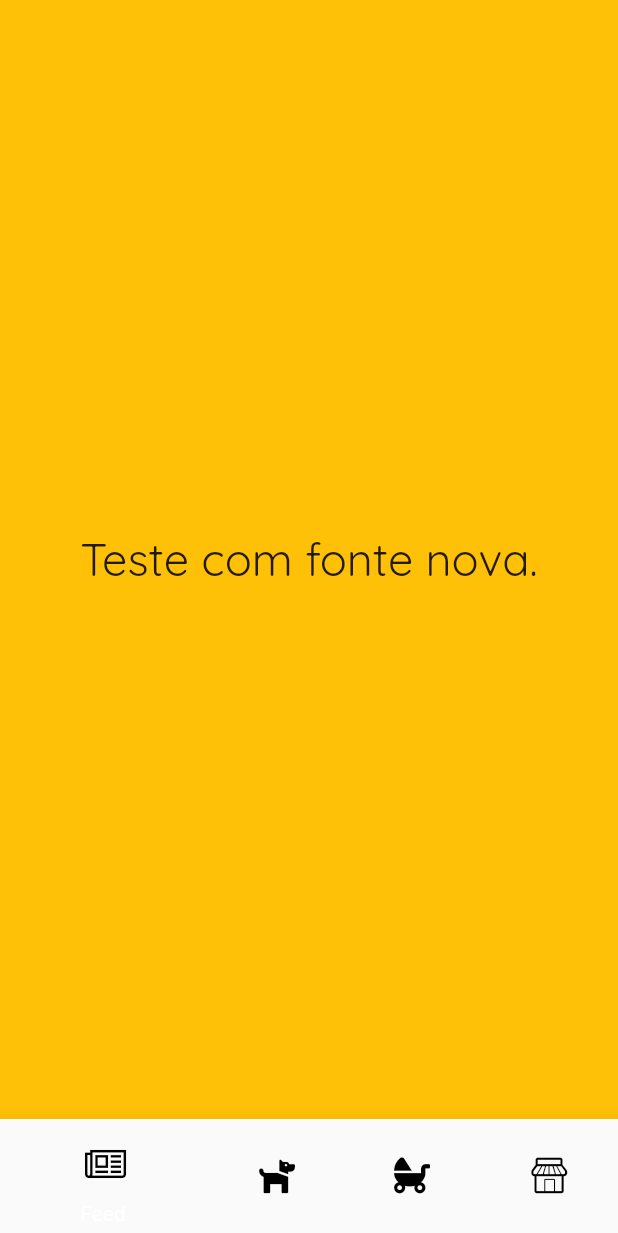
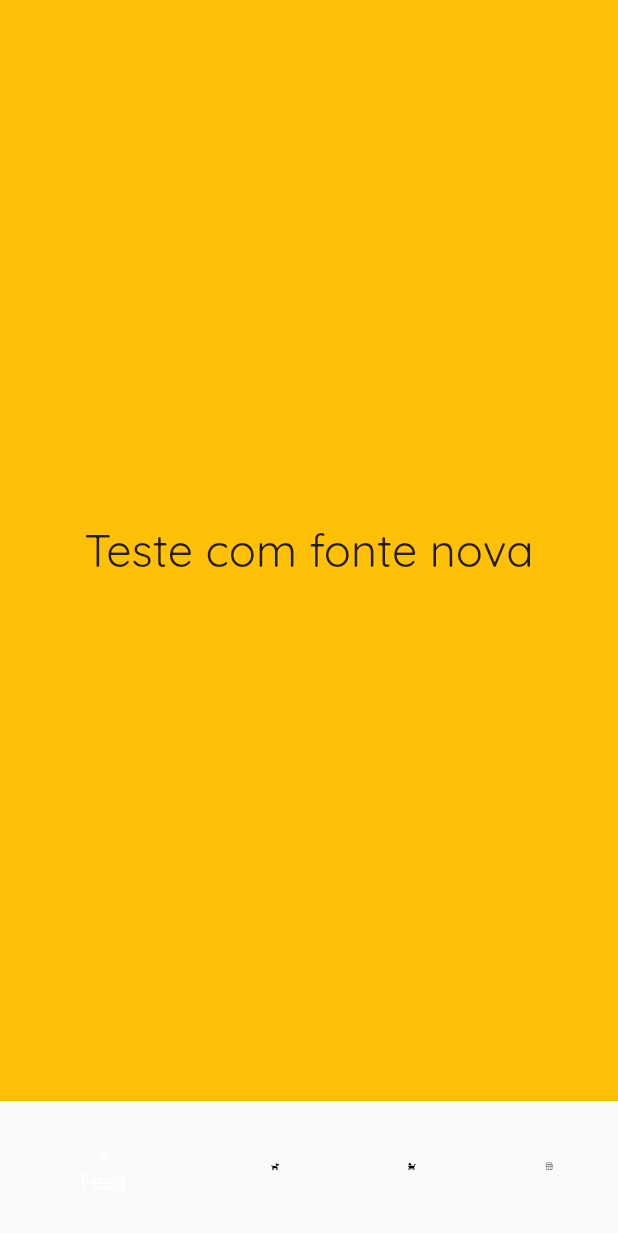
Before and after one commit to giederloreto/MeuGuaipeca, a Flutter app: the screen it shows after launch, on a phone screen of 412 x 824 dp. Shown: the top 1233 px of the screen. Run offline on Flutter 3.47's test engine with Material 2 defaults, Android fonts, the phone set to English and light mode, and no system bars.

Commit message:
estrutura bottom bar

```diff
--- a/lib/presentation/home/home_view.dart
+++ b/lib/presentation/home/home_view.dart
@@ -16,7 +16,7 @@ class _HomeViewState extends State<HomeView> {
         color: Colors.amber,
         child: Center(
           child: Text(
-            'Teste com fonte nova.',
+            'Teste com fonte nova',
             style: TextStyle(
               fontSize: 30,
               fontFamily: 'Quicksand',
@@ -24,25 +24,31 @@ class _HomeViewState extends State<HomeView> {
           ),
         ),
       ),
-      bottomNavigationBar: BottomNavigationBar(
+      bottomNavigationBar: Stack(
+        children: [
+          BottomNavigationBar(
             // showSelectedLabels: false,
             // showUnselectedLabels: false,
+            iconSize: 5,
             items: [
               BottomNavigationBarItem(
                 label: 'Feed',
-            icon: IconButton(
-              icon: const Icon(GuaipecaIcon.newspaper),
+                icon: Padding(
+                  padding: const EdgeInsets.symmetric(vertical: 6),
+                  child: const Icon(GuaipecaIcon.newspaper),
+                ),
+              ),
+              BottomNavigationBarItem(
+                icon: Padding(
+                  padding: const EdgeInsets.symmetric(vertical: 6.0),
+                  child: IconButton(
+                    icon: const Icon(GuaipecaIcon.dog),
                     color: Colors.black,
                     onPressed: () {},
                   ),
                 ),
-          BottomNavigationBarItem(
-              label: 'Meus Pets',
-              icon: IconButton(
-                icon: const Icon(GuaipecaIcon.dog),
-                color: Colors.black,
-                onPressed: () {},
-              )),
+                label: 'Meus Pet',
+              ),
               BottomNavigationBarItem(
                 label: 'Adoção',
                 icon: IconButton(
@@ -61,6 +67,8 @@ class _HomeViewState extends State<HomeView> {
               ),
             ],
           ),
+        ],
+      ),
     );
   }
 }
```
Lines whose indentation alone changed are shown as unchanged.
